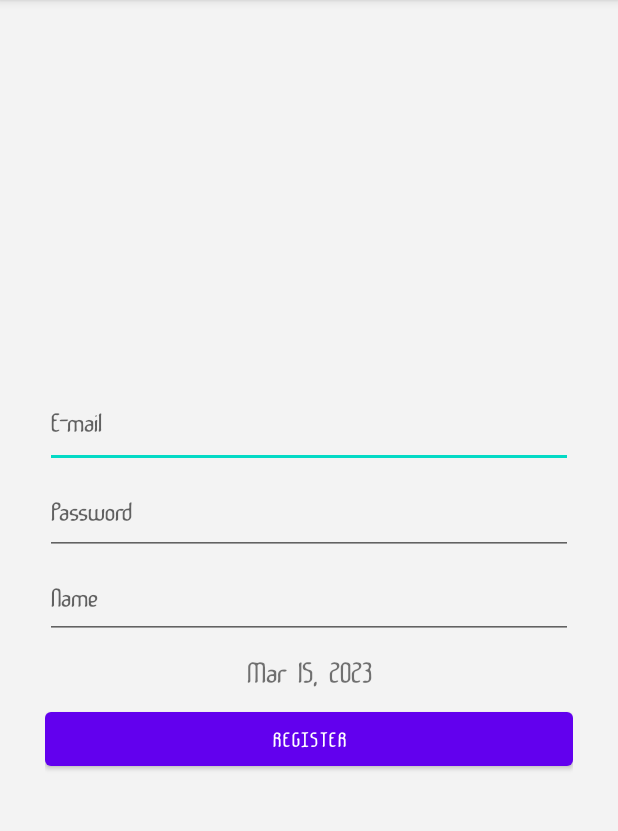
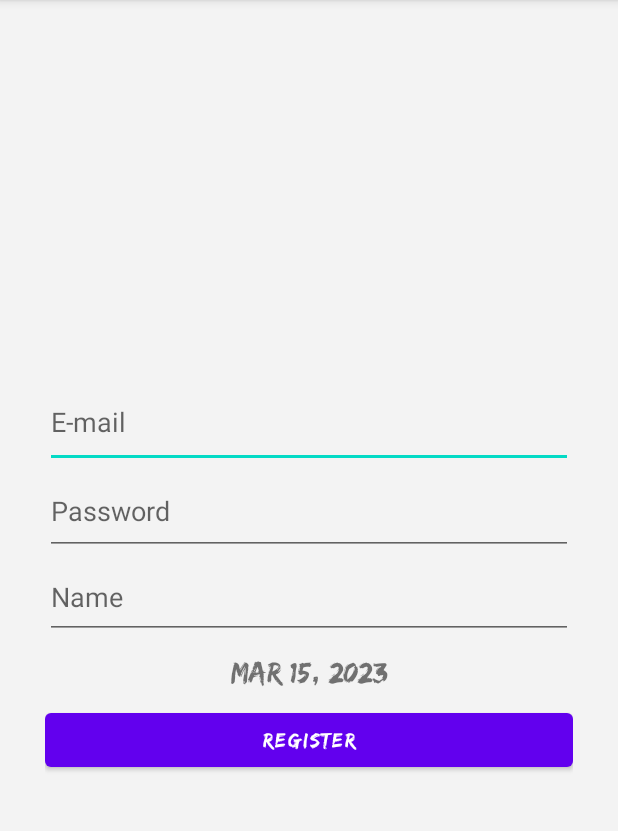
Before and after one commit to THEdie17/JankenUltra, an Android app: the Register screen opened directly, with no data from a screen before it, on a phone screen of 412 x 824 dp, the part 84-915 px from its top. Run offline under Robolectric (Android 15) with nearby library versions, the light colour scheme and no system bars; our stand-ins replace Firebase (no records; nobody signed in at launch, a user with empty details on screens opened directly).

Commit message:
Letra buena menu

```diff
--- a/app/src/main/java/com/example/jankenultra/Login.kt
+++ b/app/src/main/java/com/example/jankenultra/Login.kt
@@ -28,10 +28,7 @@ class Login : AppCompatActivity() {
         auth = FirebaseAuth.getInstance()
         login = findViewById<Button>(R.id.login)
 
-        val tf = Typeface.createFromAsset(assets,"fonts/janken.ttf")
-
-        emailLogin.typeface = tf
-        passLogin.typeface = (tf)
+        val tf = Typeface.createFromAsset(assets,"fonts/edosz.ttf")
         login.typeface = (tf)
 
         login.setOnClickListener {
--- a/app/src/main/java/com/example/jankenultra/MainActivity.kt
+++ b/app/src/main/java/com/example/jankenultra/MainActivity.kt
@@ -21,7 +21,7 @@ class MainActivity : AppCompatActivity() {
         val loginBtn = findViewById<Button>(R.id.LOGINBTN)
         val registerBtn = findViewById<Button>(R.id.REGISTERBTN)
 
-        val tf = Typeface.createFromAsset(assets,"fonts/janken.ttf")
+        val tf = Typeface.createFromAsset(assets,"fonts/edosz.ttf")
         loginBtn.typeface = tf
         registerBtn.typeface = tf
 
--- a/app/src/main/java/com/example/jankenultra/Menu.kt
+++ b/app/src/main/java/com/example/jankenultra/Menu.kt
@@ -27,7 +27,7 @@ class Menu : AppCompatActivity() {
     override fun onCreate(savedInstanceState: Bundle?) {
         super.onCreate(savedInstanceState)
         setContentView(R.layout.activity_menu)
-        val tf = Typeface.createFromAsset(assets,"fonts/janken.ttf")
+        val tf = Typeface.createFromAsset(assets,"fonts/edosz.ttf")
 
         myScore=findViewById(R.id.miPuntuaciotxt)
         score=findViewById(R.id.puntuacio)
--- a/app/src/main/java/com/example/jankenultra/Register.kt
+++ b/app/src/main/java/com/example/jankenultra/Register.kt
@@ -39,11 +39,8 @@ class Register : AppCompatActivity() {
         val formattedDate = formatter.format(date)
         //ara la mostrem al TextView
         dateTxt.text = formattedDate
-        val tf = Typeface.createFromAsset(assets,"fonts/janken.ttf")
+        val tf = Typeface.createFromAsset(assets,"fonts/edosz.ttf")
 
-        emailEt.setTypeface(tf)
-        passEt.setTypeface(tf)
-        nameEt.setTypeface(tf)
         dateTxt.setTypeface(tf)
         register.setTypeface(tf)
 
```
Also changed, not shown: app/src/main/assets/fonts/edosz.ttf (added).
